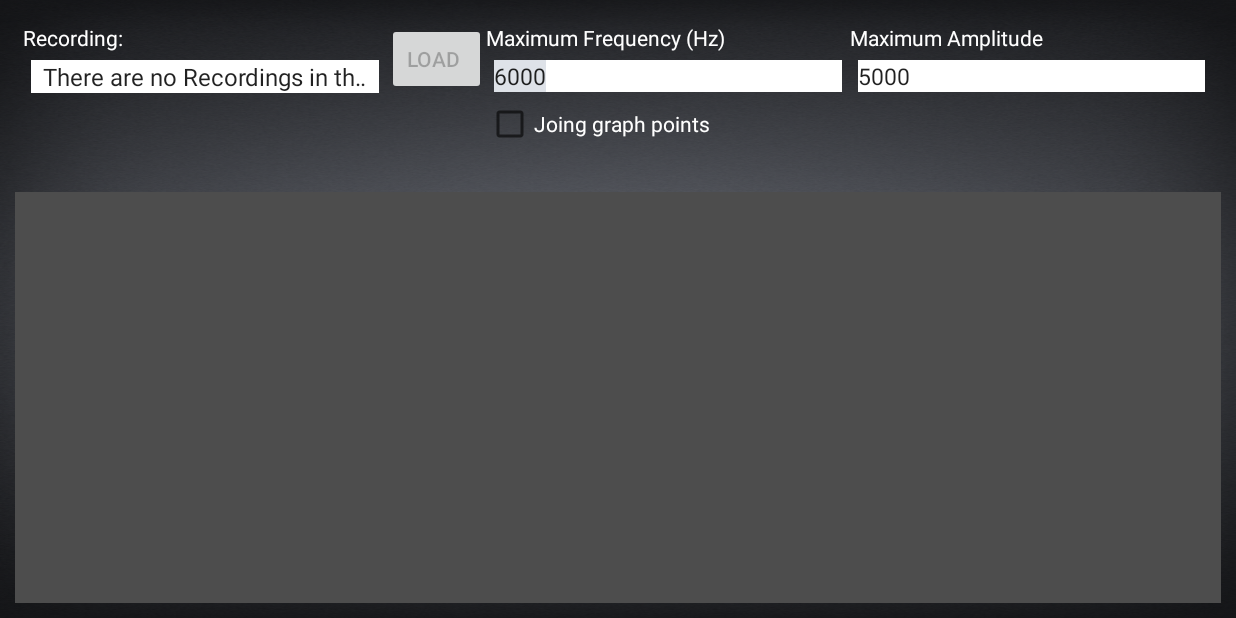
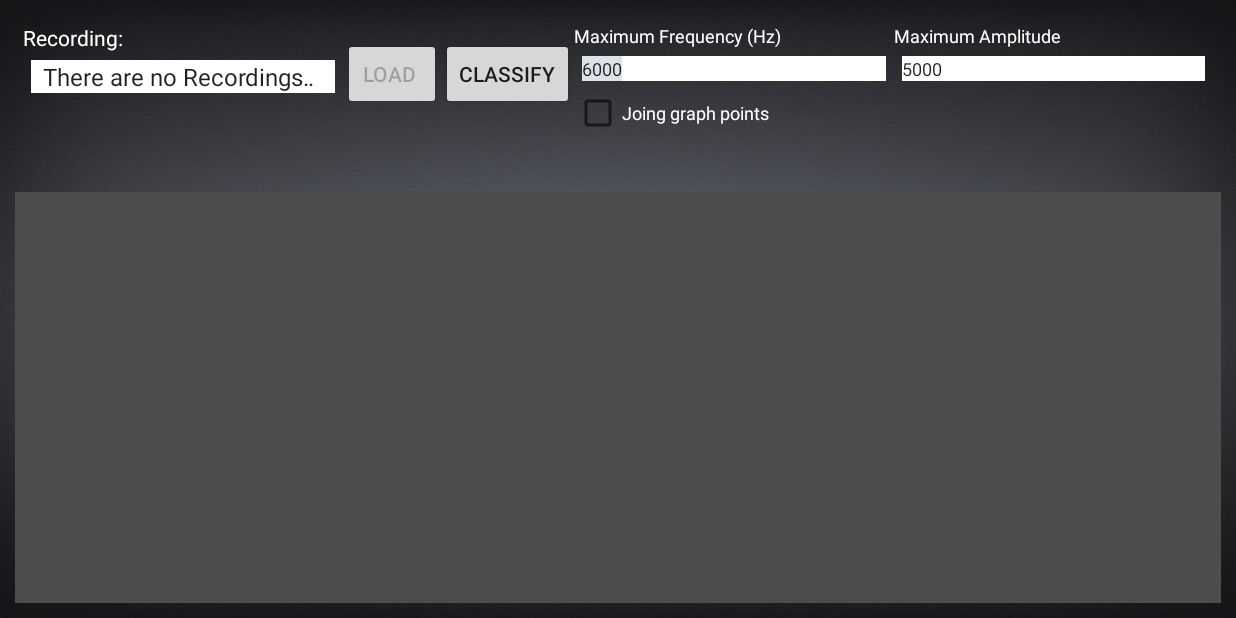
Before and after one commit to spartacus1011/wind_turbine_analyzer, an Android app: the SpectrumView screen opened directly, with no data from a screen before it, on a phone screen of 824 x 412 dp (held sideways). Run offline under Robolectric (Android 15) with nearby library versions, the phone set to English and light mode, and no system bars; libraries missing offline, so code that uses them is left out: org.jtransforms.fft.

Commit message:
Mainly have just added support to send audio data from mobile app and all the views associated

```diff
--- a/AudioSpectrumAnalyzer/app/src/main/AndroidManifest.xml
+++ b/AudioSpectrumAnalyzer/app/src/main/AndroidManifest.xml
@@ -34,7 +34,11 @@
         <activity
             android:name=".SpectrumView"
             android:screenOrientation="sensorLandscape" />
-        <activity android:name=".ShowDatabaseView"></activity>
+        <activity android:name=".ShowDatabaseView" />
+        <activity
+            android:name=".ClassifyView"
+            android:screenOrientation="sensorPortrait"
+            ></activity>
     </application>
 
 </manifest>
--- a/AudioSpectrumAnalyzer/app/src/main/java/com/example/rossf/audiospectrumanalyzer/MainActivity.java
+++ b/AudioSpectrumAnalyzer/app/src/main/java/com/example/rossf/audiospectrumanalyzer/MainActivity.java
@@ -34,6 +34,7 @@ public class MainActivity extends AppCompatActivity {
         // only real way to do this would be to store some rough details in a text file and save it
         // not the worst idea to do for db integrity check
         dbHelper = new DatabaseHelper(this);
+        //dbHelper.DeleteAll(); //RIP
         BaseWorkingDirectory = Environment.getExternalStorageDirectory().getPath() + "/" + getString(R.string.app_name);
         RecordingsDirectory = BaseWorkingDirectory + "/Recordings/";
         context = this.getApplicationContext();
--- a/AudioSpectrumAnalyzer/app/src/main/java/com/example/rossf/audiospectrumanalyzer/WavReader.java
+++ b/AudioSpectrumAnalyzer/app/src/main/java/com/example/rossf/audiospectrumanalyzer/WavReader.java
@@ -97,6 +97,11 @@ public class WavReader {
 
     }
 
+    //MEH
+    public byte[] getByteArrayRaw(){
+        return entireFileData;
+    }
+
     private byte[] convertFileToByteArray(File f)
     {
         byte[] byteArray = null;
--- a/AudioSpectrumAnalyzer/app/src/main/res/layout/activity_spectrum_view.xml
+++ b/AudioSpectrumAnalyzer/app/src/main/res/layout/activity_spectrum_view.xml
@@ -38,14 +38,27 @@
                     android:background="@color/colorText"
                     android:layout_margin="5dp"/>
 
+
+
             </LinearLayout>
+
             <Button
                 android:id="@+id/ButtonLoad"
                 android:layout_width="wrap_content"
                 android:layout_height="wrap_content"
                 android:layout_weight=".02"
                 android:onClick="LoadOnClick"
-                android:text="Load " />
+                android:text="Load "
+                android:layout_marginVertical="10dp"/>
+
+            <Button
+                android:id="@+id/buttonOpenClassifyView"
+                android:layout_width="wrap_content"
+                android:layout_height="wrap_content"
+                android:text="Classify"
+                android:layout_marginVertical="10dp"
+                android:onClick="OpenClassifyView"
+                />
 
             <LinearLayout
                 android:layout_width="match_parent"
@@ -58,7 +71,8 @@
                     android:layout_width="match_parent"
                     android:layout_height="wrap_content"
                     android:text="Maximum Frequency (Hz)"
-                    android:textColor="@color/colorText" />
+                    android:textColor="@color/colorText"
+                    android:textSize="12dp"/>
 
                 <EditText
                     android:id="@+id/editTextMaxFreq"
@@ -71,14 +85,15 @@
                     android:selectAllOnFocus="true"
                     android:singleLine="true"
                     android:text="6000"
-                    android:textSize="15dp" />
+                    android:textSize="12dp" />
 
                 <CheckBox
                     android:id="@+id/checkBoxJoinGraphPoints"
                     android:layout_width="match_parent"
                     android:layout_height="wrap_content"
                     android:text="Joing graph points"
-                    android:textColor="@color/colorText" />
+                    android:textColor="@color/colorText"
+                    android:textSize="12dp"/>
             </LinearLayout>
 
             <LinearLayout
@@ -92,7 +107,8 @@
                     android:layout_width="match_parent"
                     android:layout_height="wrap_content"
                     android:text="Maximum Amplitude"
-                    android:textColor="@color/colorText" />
+                    android:textColor="@color/colorText"
+                    android:textSize="12dp"/>
 
                 <EditText
                     android:id="@+id/editTextMaxAmp"
@@ -105,7 +121,7 @@
                     android:selectAllOnFocus="true"
                     android:singleLine="true"
                     android:text="5000"
-                    android:textSize="15dp" />
+                    android:textSize="12dp" />
             </LinearLayout>
 
 
--- a/AudioSpectrumAnalyzer/app/src/main/res/values/strings.xml
+++ b/AudioSpectrumAnalyzer/app/src/main/res/values/strings.xml
@@ -1,4 +1,5 @@
 <resources>
     <string name="app_name">Audio Spectrum Analyzer</string>
     <string name="spectrum_view_recording_key">recordKey</string>
+    <string name="classify_view_recording_key">recordKey</string>
 </resources>
```
Also changed, not shown: AudioSpectrumAnalyzer/app/src/main/java/com/example/rossf/audiospectrumanalyzer/ClassifyView.java (added, +63 -0 lines), AudioSpectrumAnalyzer/app/src/main/java/com/example/rossf/audiospectrumanalyzer/SpectrumView.java (+19 -2 lines), AudioSpectrumAnalyzer/app/src/main/java/com/example/rossf/audiospectrumanalyzer/TCPSocket.java (+27 -6 lines), AudioSpectrumAnalyzer/app/src/main/res/layout/activity_classify_view.xml (added, +98 -0 lines), 3 other files.
